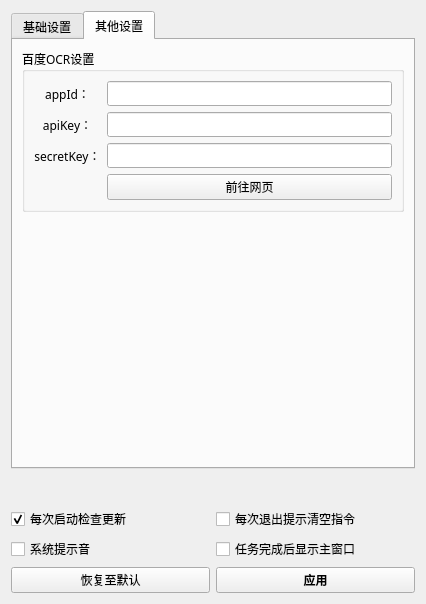
This is 窗体/setting.ui in FsterThanLight/automatic_clicker_2 as Qt 5 draws it before an edit. The edited form follows.
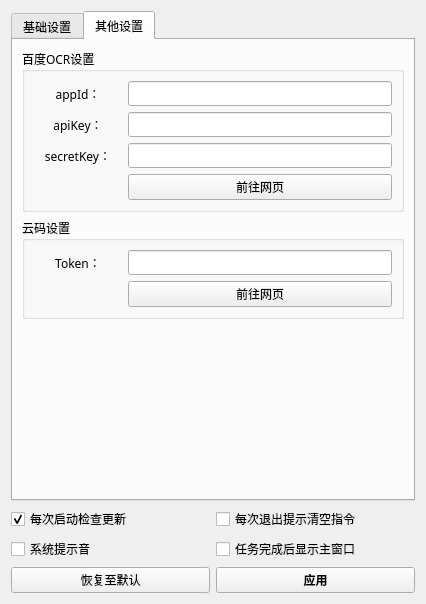
This is the edited form. The open tabs and pages were chosen to show the change. Icons and pictures are not drawn.

Patch:
```diff
--- a/窗体/setting.ui
+++ b/窗体/setting.ui
@@ -451,7 +451,7 @@
          <property name="title">
           <string>百度OCR设置</string>
          </property>
-         <layout class="QGridLayout" name="gridLayout_4">
+         <layout class="QGridLayout" name="gridLayout_4" columnstretch="1,3">
           <item row="1" column="1">
            <widget class="QLineEdit" name="lineEdit_2"/>
           </item>
@@ -501,6 +501,35 @@
          </layout>
         </widget>
        </item>
+       <item>
+        <widget class="QGroupBox" name="groupBox_4">
+         <property name="title">
+          <string>云码设置</string>
+         </property>
+         <layout class="QGridLayout" name="gridLayout_5" columnstretch="1,3">
+          <item row="0" column="1">
+           <widget class="QLineEdit" name="lineEdit_6"/>
+          </item>
+          <item row="1" column="1">
+           <widget class="QPushButton" name="pushButton_4">
+            <property name="text">
+             <string>前往网页</string>
+            </property>
+           </widget>
+          </item>
+          <item row="0" column="0">
+           <widget class="QLabel" name="label_18">
+            <property name="text">
+             <string>Token：</string>
+            </property>
+            <property name="alignment">
+             <set>Qt::AlignCenter</set>
+            </property>
+           </widget>
+          </item>
+         </layout>
+        </widget>
+       </item>
        <item>
         <spacer name="verticalSpacer_2">
          <property name="orientation">
```
